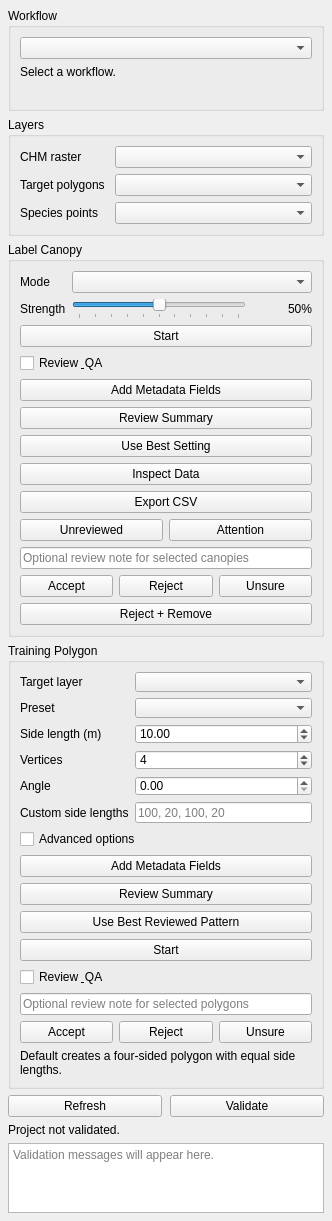
This is forest_labeler_dockwidget_base.ui in sticholas/forestlabeler as Qt 5 draws it before an edit. The edited form follows.
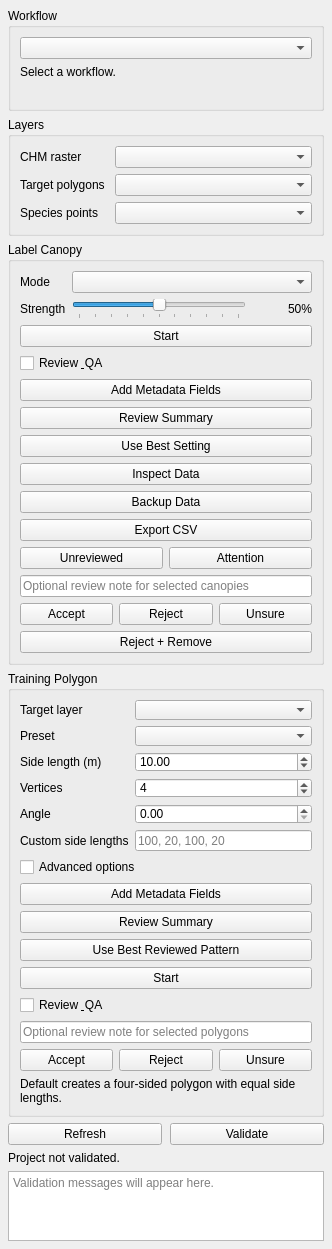
This is the edited form.

Commit message: Add feedback database backups

Patch:
```diff
--- a/forest_labeler_dockwidget_base.ui
+++ b/forest_labeler_dockwidget_base.ui
@@ -236,6 +236,13 @@
          </property>
         </widget>
        </item>
+       <item>
+        <widget class="QPushButton" name="backupCanopyFeedbackButton">
+         <property name="text">
+          <string>Backup Data</string>
+         </property>
+        </widget>
+       </item>
        <item>
         <widget class="QPushButton" name="exportCanopyFeedbackCsvButton">
          <property name="text">
```
The commit also changes 8 other files.
